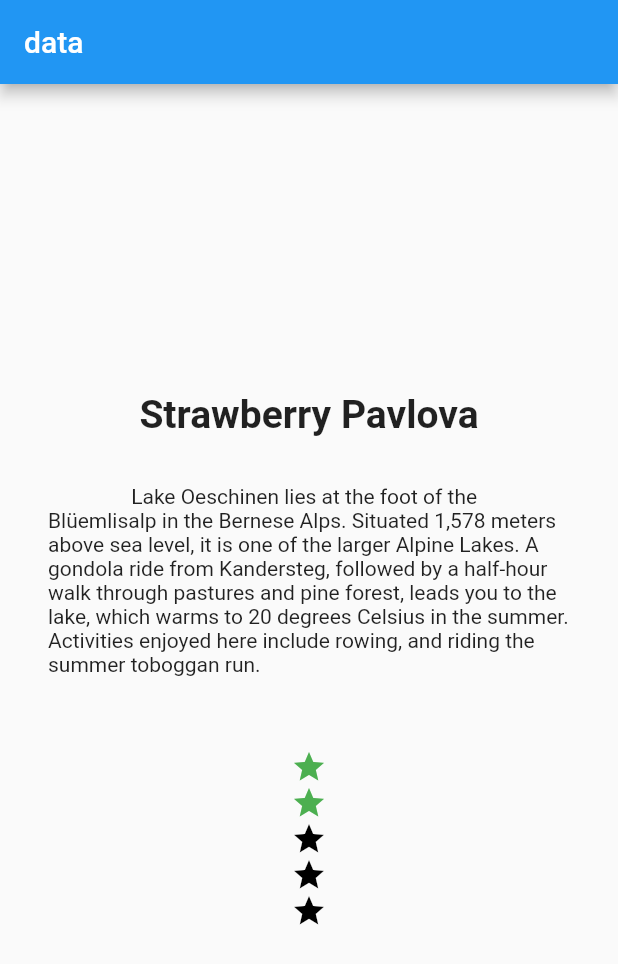
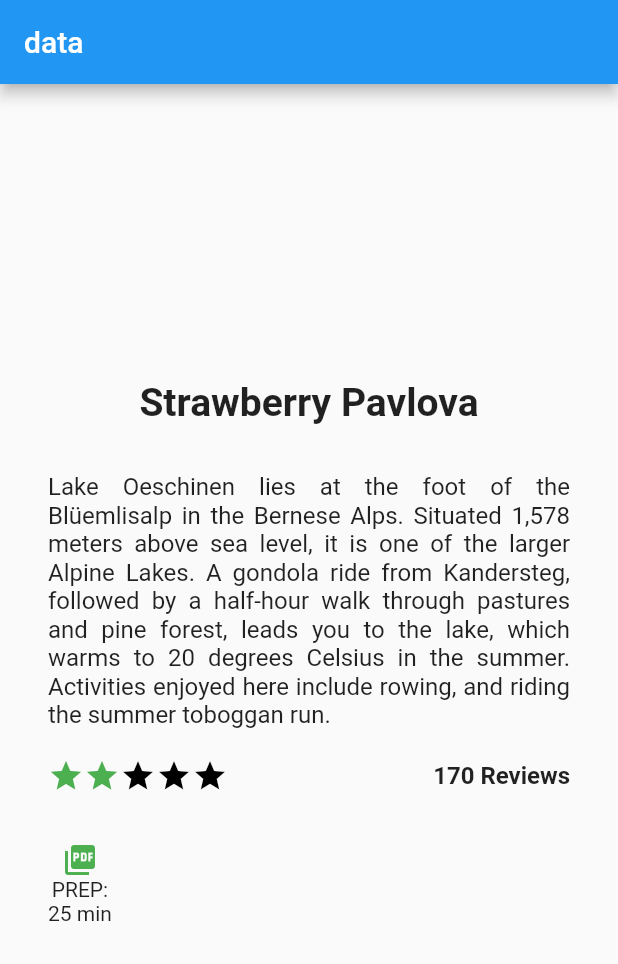
Before and after one commit to pengliheng/flut, a Flutter app: the screen it shows after launch, on a phone screen of 412 x 824 dp. Shown: the top 964 px of the screen. Run offline on Flutter 3.47's test engine with Material 2 defaults, Android fonts, the phone set to English and light mode, and no system bars.

Commit message:
添加素材

```diff
--- a/lib/main.dart
+++ b/lib/main.dart
@@ -23,12 +23,8 @@ class MyApp extends StatelessWidget {
                   fontSize: 26,
                 ),
               ),
-              new TextSection(),
-              new Icon(Icons.star, color: Colors.green[500]),
-              new Icon(Icons.star, color: Colors.green[500]),
-              new Icon(Icons.star, color: Colors.black),
-              new Icon(Icons.star, color: Colors.black),
-              new Icon(Icons.star, color: Colors.black),
+              new TextContent(),
+              new DetailContent(),
             ],
           ),
         ),
@@ -37,17 +33,56 @@ class MyApp extends StatelessWidget {
   }
 }
 
-// 文字模块
-class TextSection extends StatelessWidget {
+
+
+
+class DetailContent extends StatelessWidget {
   @override
   Widget build(BuildContext context){
     return Container(
-            padding: const EdgeInsets.all(32.0),
-            child: Text(
-                '''
-                Lake Oeschinen lies at the foot of the Blüemlisalp in the Bernese Alps. Situated 1,578 meters above sea level, it is one of the larger Alpine Lakes. A gondola ride from Kandersteg, followed by a half-hour walk through pastures and pine forest, leads you to the lake, which warms to 20 degrees Celsius in the summer. Activities enjoyed here include rowing, and riding the summer toboggan run.
-                ''',
-                softWrap: true,
+      padding: const EdgeInsets.fromLTRB(32,0,32,10),
+      child: Column(
+        crossAxisAlignment: CrossAxisAlignment.center,
+        mainAxisAlignment: MainAxisAlignment.spaceEvenly,
+        children: <Widget>[
+          Row(
+            children: <Widget>[
+              new Expanded(
+                child: Row(
+                  mainAxisSize: MainAxisSize.max,
+                  children: <Widget>[
+                    new Icon(Icons.star, color: Colors.green[500]),
+                    new Icon(Icons.star, color: Colors.green[500]),
+                    new Icon(Icons.star, color: Colors.black),
+                    new Icon(Icons.star, color: Colors.black),
+                    new Icon(Icons.star, color: Colors.black),
+                  ]
+                )
+              ),
+              Text(
+                '170 Reviews',
+                style: TextStyle(
+                  fontWeight: FontWeight.bold,
+                  fontSize: 16,
+                ),
+              ),
+            ],
+          ),
+          Row(
+            children: <Widget>[
+              Container(
+                padding: const EdgeInsets.fromLTRB(0,32,0,0),
+                child: Column(
+                  children: <Widget>[
+                    new Icon(Icons.picture_as_pdf, color: Colors.green[500]),
+                    Text("PREP:"),
+                    Text("25 min")
+                  ]
+                )
+              ),
+            ],
+          ),
+        ],
       ),
     );
   }
@@ -55,11 +90,12 @@ class TextSection extends StatelessWidget {
 
 
 
-class TextContent extends StatelessWidget{
+// 中间的段落模块
+class TextContent extends StatelessWidget {
   @override
-  Widget buid(BuildContext context){
+  Widget build(BuildContext context){
     return Container(
-      padding: const EdgeInsets.all(32.0),
+      padding: const EdgeInsets.fromLTRB(32.0,32,32.0,0.0),
       child: Text(
         '''
     Lake Oeschinen lies at the foot of the Blüemlisalp in the Bernese Alps. Situated 1,578 meters above sea level, it is one of the larger Alpine Lakes. A gondola ride from Kandersteg, followed by a half-hour walk through pastures and pine forest, leads you to the lake, which warms to 20 degrees Celsius in the summer. Activities enjoyed here include rowing, and riding the summer toboggan run.
@@ -68,6 +104,7 @@ Lake Oeschinen lies at the foot of the Blüemlisalp in the Bernese Alps. Situate
         style: TextStyle(
           fontSize: 16,
         ),
+        textAlign: TextAlign.justify,
       ),
     );
   }
```
Lines whose indentation alone changed are shown as unchanged.
